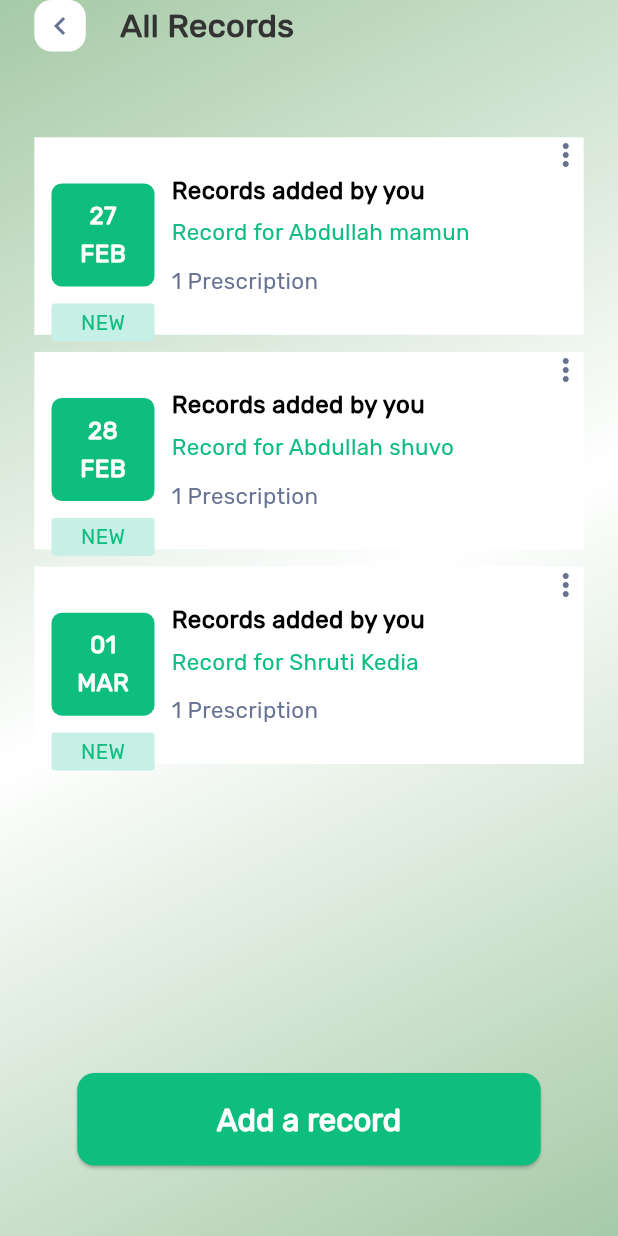
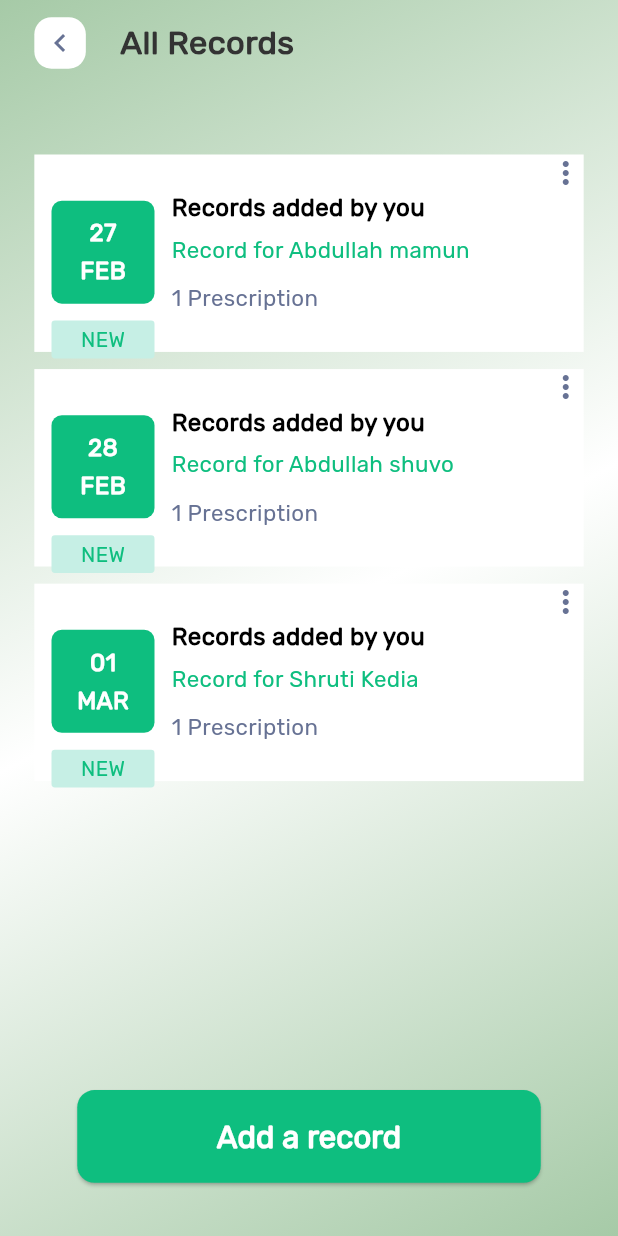
Before and after one commit to Cashkid500/doctor_hunt, a Flutter app: the AllRecordScreen screen opened directly, on a phone screen of 412 x 824 dp. Run offline on Flutter 3.47's test engine with Material 3 defaults, Android fonts, the phone set to English and light mode, and no system bars; our stand-ins replace flutter_screenutil, pin_code_fields.

Commit message:
All records screen completed

```diff
--- a/lib/screens/medical record/all_records.dart
+++ b/lib/screens/medical record/all_records.dart
@@ -34,7 +34,7 @@ class _AllRecordScreenState extends State<AllRecordScreen> {
           ),
           child: SafeArea(
             child: Padding(
-              padding: EdgeInsets.only(left: 20.sp, right: 20.sp),
+              padding: EdgeInsets.only(left: 20.sp, right: 20.sp, top: 10.sp),
               child: Column(
                   crossAxisAlignment: CrossAxisAlignment.center,
                   children: [
```
